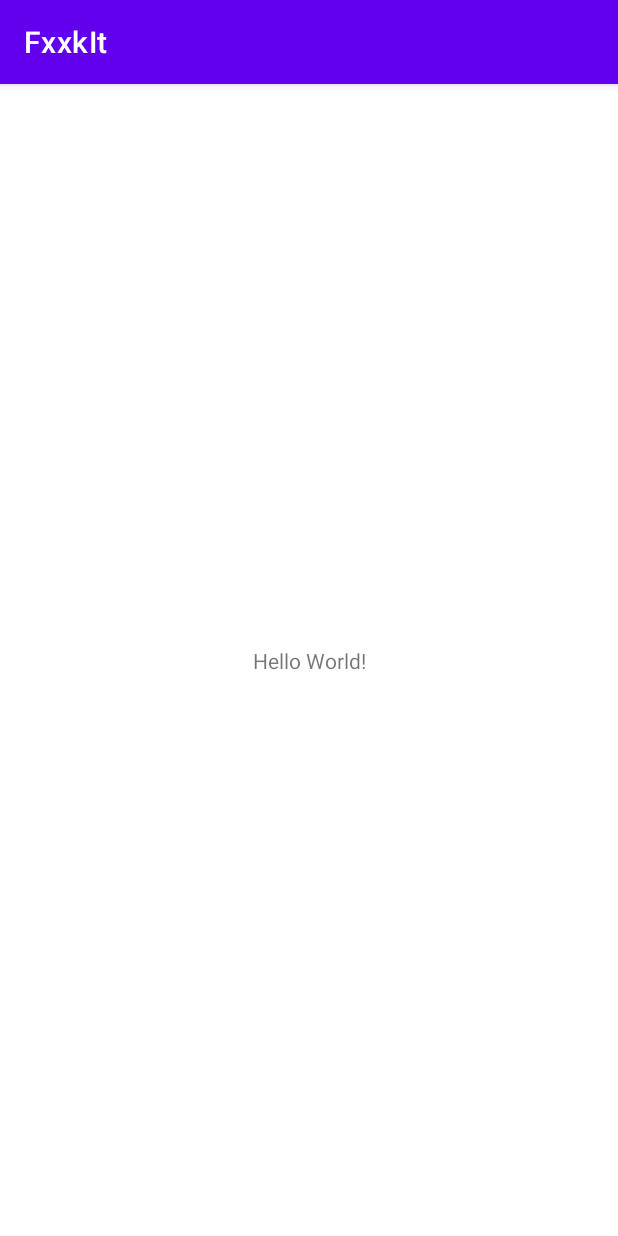
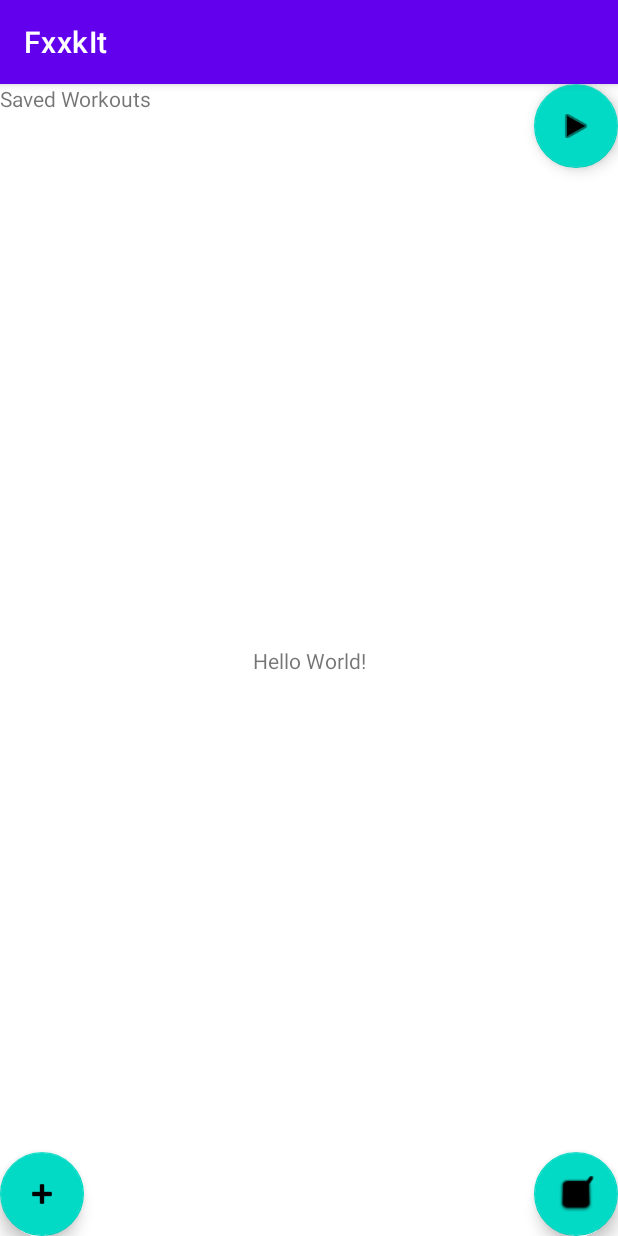
Before and after one commit to SarahCooperDev/FxxkItExercise, an Android app: the screen it shows after launch (MainActivity), on a phone screen of 412 x 824 dp. Run offline under Robolectric (Android 15) with nearby library versions, the phone set to English and light mode, and no system bars.

Commit message:
initial setup with dynamic fragment

```diff
--- a/app/build.gradle
+++ b/app/build.gradle
@@ -41,4 +41,7 @@ dependencies {
     testImplementation 'junit:junit:4.13.2'
     androidTestImplementation 'androidx.test.ext:junit:1.1.3'
     androidTestImplementation 'androidx.test.espresso:espresso-core:3.4.0'
+
+    // Added dependencies
+    implementation 'androidx.fragment:fragment-ktx:1.2.5'
 }
--- a/app/src/main/java/com/example/fxxkit/MainActivity.kt
+++ b/app/src/main/java/com/example/fxxkit/MainActivity.kt
@@ -7,5 +7,11 @@ class MainActivity : AppCompatActivity() {
     override fun onCreate(savedInstanceState: Bundle?) {
         super.onCreate(savedInstanceState)
         setContentView(R.layout.activity_main)
+
+        if(savedInstanceState == null){
+            supportFragmentManager.beginTransaction()
+                .add(R.id.main_fragment_view, WorkoutFragment.newInstance(), "workout")
+                .commit()
+        }
     }
 }
--- /dev/null
+++ b/app/src/main/java/com/example/fxxkit/WorkoutFragment.kt
@@ -0,0 +1,42 @@
+package com.example.fxxkit
+
+import android.os.Bundle
+import androidx.fragment.app.Fragment
+import android.view.LayoutInflater
+import android.view.View
+import android.view.ViewGroup
+
+/**
+ * A simple [Fragment] subclass.
+ * Use the [WorkoutFragment.newInstance] factory method to
+ * create an instance of this fragment.
+ */
+class WorkoutFragment : Fragment() {
+    override fun onCreate(savedInstanceState: Bundle?) {
+        super.onCreate(savedInstanceState)
+        arguments?.let { }
+    }
+
+    override fun onCreateView(
+        inflater: LayoutInflater, container: ViewGroup?,
+        savedInstanceState: Bundle?
+    ): View? {
+        // Inflate the layout for this fragment
+        return inflater.inflate(R.layout.fragment_workout, container, false)
+    }
+
+    companion object {
+        /**
+         * Use this factory method to create a new instance of
+         * this fragment using the provided parameters.
+         *
+         * @return A new instance of fragment WorkoutFragment.
+         */
+        // TODO: Rename and change types and number of parameters
+        @JvmStatic
+        fun newInstance() =
+            WorkoutFragment().apply {
+                arguments = Bundle().apply {  }
+            }
+    }
+}
--- a/app/src/main/res/layout/activity_main.xml
+++ b/app/src/main/res/layout/activity_main.xml
@@ -15,4 +15,37 @@
         app:layout_constraintStart_toStartOf="parent"
         app:layout_constraintTop_toTopOf="parent" />
 
+    <androidx.fragment.app.FragmentContainerView
+        android:id="@+id/main_fragment_view"
+        android:layout_width="match_parent"
+        android:layout_height="match_parent"></androidx.fragment.app.FragmentContainerView>
+
+    <com.google.android.material.floatingactionbutton.FloatingActionButton
+        android:id="@+id/show_exercises_btn"
+        android:layout_width="wrap_content"
+        android:layout_height="wrap_content"
+        android:clickable="true"
+        app:layout_constraintEnd_toEndOf="parent"
+        app:layout_constraintTop_toTopOf="parent"
+        app:srcCompat="@android:drawable/ic_media_play" />
+
+    <com.google.android.material.floatingactionbutton.FloatingActionButton
+        android:id="@+id/add_exercise_btn"
+        android:layout_width="wrap_content"
+        android:layout_height="wrap_content"
+        android:clickable="true"
+        app:layout_constraintStart_toStartOf="parent"
+        app:layout_constraintBottom_toBottomOf="parent"
+        app:srcCompat="@android:drawable/ic_input_add" />
+
+    <com.google.android.material.floatingactionbutton.FloatingActionButton
+        android:id="@+id/create_workout_btn"
+        android:layout_width="wrap_content"
+        android:layout_height="wrap_content"
+        android:clickable="true"
+        app:layout_constraintEnd_toEndOf="parent"
+        app:layout_constraintBottom_toBottomOf="parent"
+        app:srcCompat="@android:drawable/checkbox_on_background" />
+
+
 </androidx.constraintlayout.widget.ConstraintLayout>
--- /dev/null
+++ b/app/src/main/res/layout/fragment_workout.xml
@@ -0,0 +1,14 @@
+<?xml version="1.0" encoding="utf-8"?>
+<FrameLayout xmlns:android="http://schemas.android.com/apk/res/android"
+    xmlns:tools="http://schemas.android.com/tools"
+    android:layout_width="match_parent"
+    android:layout_height="match_parent"
+    tools:context=".WorkoutFragment">
+
+    <!-- TODO: Update blank fragment layout -->
+    <TextView
+        android:layout_width="match_parent"
+        android:layout_height="match_parent"
+        android:text="Saved Workouts" />
+
+</FrameLayout>
--- a/app/src/main/res/values/strings.xml
+++ b/app/src/main/res/values/strings.xml
@@ -1,3 +1,5 @@
 <resources>
     <string name="app_name">FxxkIt</string>
+    <!-- TODO: Remove or change this placeholder text -->
+    <string name="hello_blank_fragment">Hello blank fragment</string>
 </resources>
```
